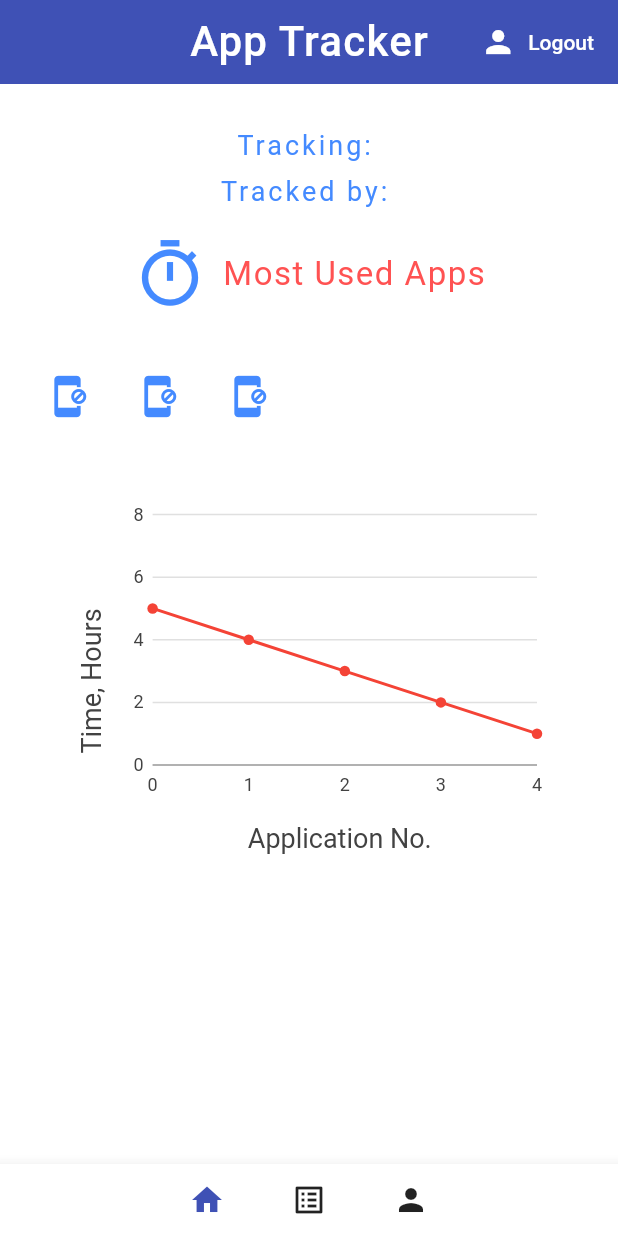
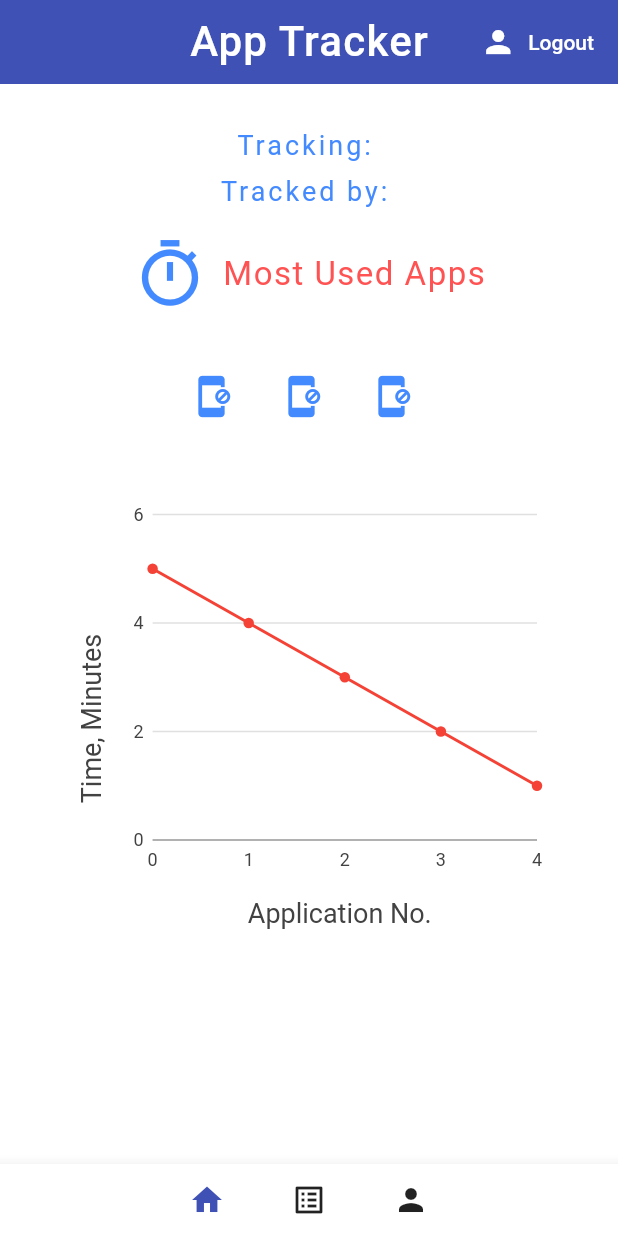
Before and after one commit to RPoolman/App-Usage, a Flutter app: the LandingPage screen opened directly, on a phone screen of 412 x 824 dp. Run offline on Flutter 3.47's test engine with Material 2 defaults, Android fonts, the phone set to English and light mode, and no system bars; our stand-ins replace charts_flutter, cloud_firestore, firebase_auth, firebase_core, flutter_spinkit; missing offline and left inert: app_usage; accounts and stored records are empty.

Commit message:
UI update
chart looks nice on actual device implementation

```diff
--- a/flutter_app/lib/classes/dataChart.dart
+++ b/flutter_app/lib/classes/dataChart.dart
@@ -17,14 +17,14 @@ class PointsLineChart extends StatelessWidget {
     return new charts.LineChart(seriesList,
         animate: animate,
         primaryMeasureAxis: new charts.NumericAxisSpec(
-            tickProviderSpec:
-            new charts.BasicNumericTickProviderSpec(desiredTickCount: 5)),
+          tickProviderSpec:
+          new charts.BasicNumericTickProviderSpec(desiredTickCount: 4)),
         behaviors: [
           new charts.ChartTitle('Application No.',
               behaviorPosition: charts.BehaviorPosition.bottom,
               titleOutsideJustification:
               charts.OutsideJustification.middleDrawArea),
-          new charts.ChartTitle('Time, Hours',
+          new charts.ChartTitle('Time, Minutes',
               behaviorPosition: charts.BehaviorPosition.start,
               titleOutsideJustification:
               charts.OutsideJustification.middleDrawArea)
--- a/flutter_app/lib/screens/homePage.dart
+++ b/flutter_app/lib/screens/homePage.dart
@@ -131,7 +131,8 @@ class _LandingPageState extends State<LandingPage> {
               ],
             ),
             SizedBox(height: 20),
-            SingleChildScrollView(
+            Center(
+              child: SingleChildScrollView(
                 scrollDirection: Axis.horizontal,
                 child: Row(
                  mainAxisAlignment: MainAxisAlignment.center,
@@ -231,6 +232,7 @@ class _LandingPageState extends State<LandingPage> {
                   ],
                 ),
               ),
+            ),
             SizedBox(height: 40,),
             Column(
               mainAxisAlignment: MainAxisAlignment.center,
@@ -238,7 +240,7 @@ class _LandingPageState extends State<LandingPage> {
                 Padding(
                   padding: EdgeInsets.all(10),
                   child: SizedBox(
-                    height:250,
+                    height:300,
                     child: PointsLineChart(
                       PointsLineChart.createSampleData(), animate: false,
                     ),
```
Lines whose indentation alone changed are shown as unchanged.
